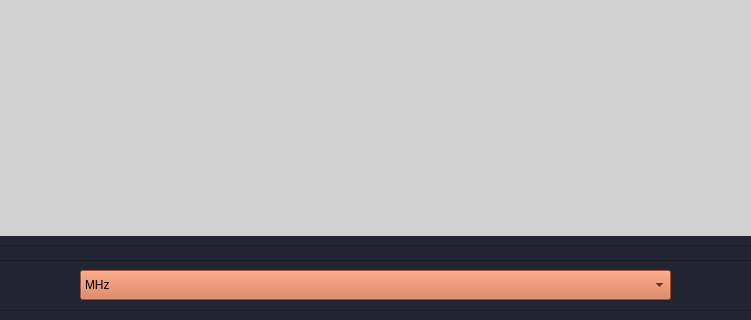
The window that qt/perehvat.ui (Azas1K/pokazuha) describes before a commit, drawn with Qt 5; both pictures show x 345 to 1096 and y 379 to 699 of the 1429 by 699 pixel window.
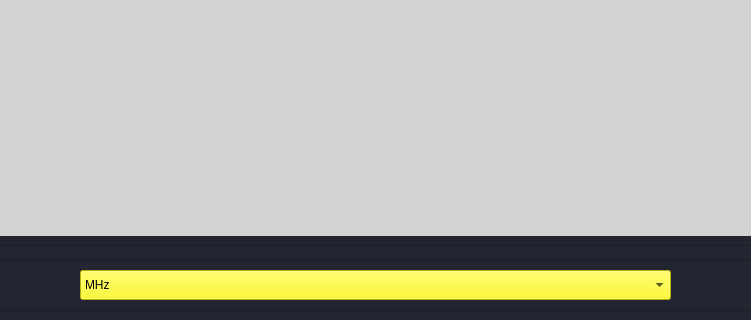
The same window after the commit.

The edit to the form file:
```diff
--- a/qt/perehvat.ui
+++ b/qt/perehvat.ui
@@ -73,7 +73,7 @@
      <cursorShape>PointingHandCursor</cursorShape>
     </property>
     <property name="styleSheet">
-     <string notr="true">background-color: rgb(212, 111, 68)</string>
+     <string notr="true">background-color: rgb(255, 251, 0)</string>
     </property>
     <item>
      <property name="text">
```
Left out of the diff: 25 changed lines with no effect on the pictures.
